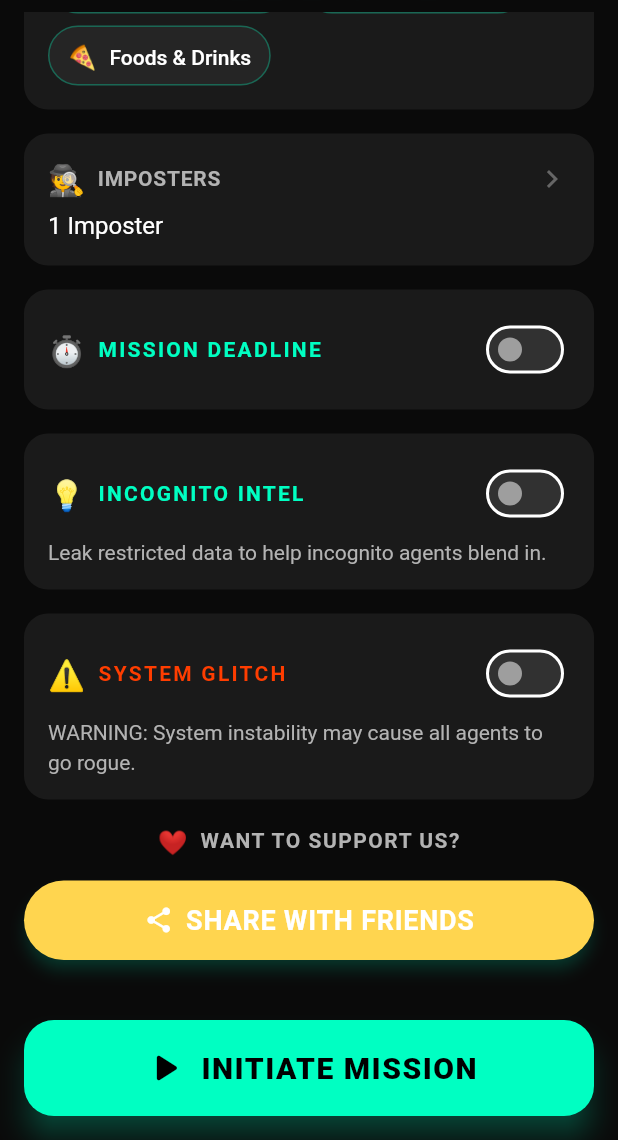
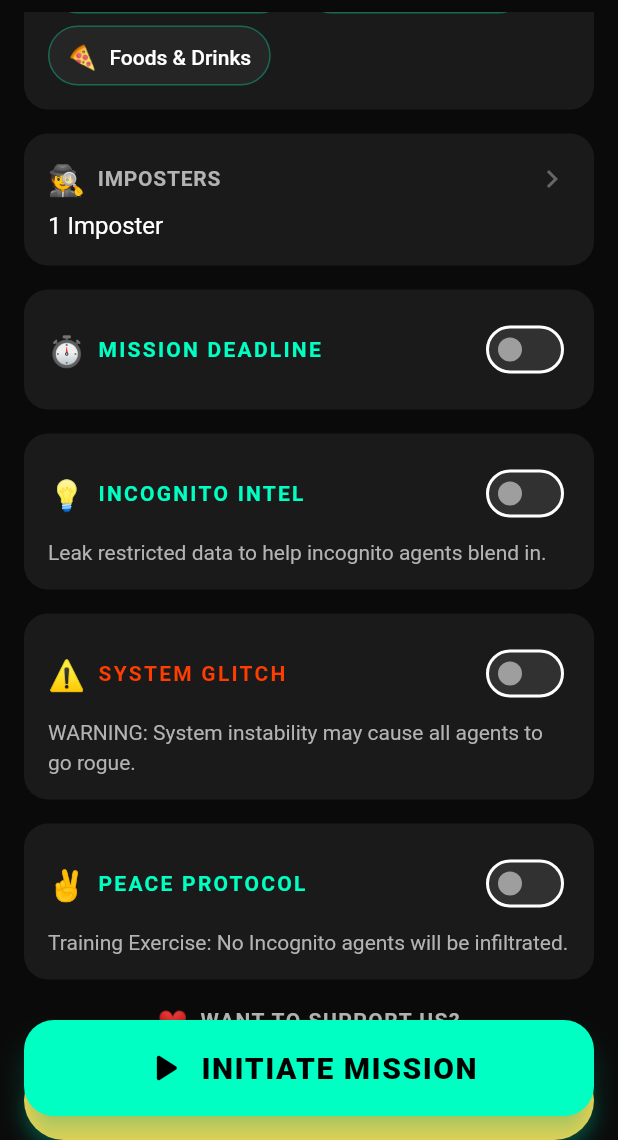
Before and after one commit to Vince0028/Impostor-game, a Flutter app: the HomeScreen screen opened directly, scrolled down 427 dp, on a phone screen of 412 x 824 dp, the part 96-1236 px from its top. Run offline on Flutter 3.47's test engine with Material 3 defaults, Android fonts, the phone set to English and light mode, and no system bars; our stand-ins replace flutter_dotenv, share_plus, supabase_flutter; accounts and stored records are empty.

Commit message:
adding new function new version

```diff
--- a/impostor_game/lib/models/game_state.dart
+++ b/impostor_game/lib/models/game_state.dart
@@ -57,6 +57,7 @@ class GameSettings {
   int timeLimitSeconds;
   bool imposterHintEnabled;
   bool trollModeEnabled;
+  bool allInnocentEnabled;
 
   GameSettings({
     this.imposterCount = 1,
@@ -64,6 +65,7 @@ class GameSettings {
     this.timeLimitSeconds = 60,
     this.imposterHintEnabled = false,
     this.trollModeEnabled = false,
+    this.allInnocentEnabled = false,
   });
 
   GameSettings copyWith({
@@ -72,6 +74,7 @@ class GameSettings {
     int? timeLimitSeconds,
     bool? imposterHintEnabled,
     bool? trollModeEnabled,
+    bool? allInnocentEnabled,
   }) {
     return GameSettings(
       imposterCount: imposterCount ?? this.imposterCount,
@@ -79,6 +82,7 @@ class GameSettings {
       timeLimitSeconds: timeLimitSeconds ?? this.timeLimitSeconds,
       imposterHintEnabled: imposterHintEnabled ?? this.imposterHintEnabled,
       trollModeEnabled: trollModeEnabled ?? this.trollModeEnabled,
+      allInnocentEnabled: allInnocentEnabled ?? this.allInnocentEnabled,
     );
   }
 }
--- a/impostor_game/lib/screens/home_screen.dart
+++ b/impostor_game/lib/screens/home_screen.dart
@@ -8,6 +8,7 @@ import '../widgets/categories_section.dart';
 import '../widgets/imposters_section.dart';
 import '../widgets/time_limit_section.dart';
 import '../widgets/imposter_hint_section.dart';
+import '../widgets/peace_mode_section.dart';
 import '../widgets/troll_mode_section.dart';
 import '../widgets/support_section.dart';
 import '../dialogs/how_to_play_dialog.dart';
@@ -62,6 +63,10 @@ class HomeScreen extends StatelessWidget {
 
                     // Troll Mode
                     const TrollModeSection(),
+                    const SizedBox(height: 16),
+
+                    // Peace Mode
+                    const PeaceModeSection(),
                     const SizedBox(height: 16),
 
                     // Support Section
--- /dev/null
+++ b/impostor_game/lib/widgets/peace_mode_section.dart
@@ -0,0 +1,53 @@
+import 'package:flutter/material.dart';
+import 'package:provider/provider.dart';
+import '../providers/game_provider.dart';
+import '../theme/app_theme.dart';
+import 'section_card.dart';
+
+class PeaceModeSection extends StatelessWidget {
+  const PeaceModeSection({super.key});
+
+  @override
+  Widget build(BuildContext context) {
+    return Consumer<GameProvider>(
+      builder: (context, provider, _) {
+        return SectionCard(
+          child: Column(
+            crossAxisAlignment: CrossAxisAlignment.start,
+            children: [
+              Row(
+                children: [
+                  const Text('✌️', style: TextStyle(fontSize: 20)),
+                  const SizedBox(width: 8),
+                  Text(
+                    'PEACE PROTOCOL',
+                    style: AppTheme.labelLarge.copyWith(
+                      color: AppTheme.primaryNeon,
+                      letterSpacing: 1.5,
+                    ),
+                  ),
+                  const Spacer(),
+                  Switch(
+                    value:
+                        (provider.settings.allInnocentEnabled as dynamic) ??
+                        false,
+                    onChanged: (value) {
+                      provider.toggleAllInnocent();
+                    },
+                    activeColor: AppTheme.primaryNeon,
+                    activeTrackColor: AppTheme.primaryNeon.withOpacity(0.3),
+                  ),
+                ],
+              ),
+              const SizedBox(height: 4),
+              Text(
+                'Training Exercise: No Incognito agents will be infiltrated.',
+                style: AppTheme.bodyMedium,
+              ),
+            ],
+          ),
+        );
+      },
+    );
+  }
+}
--- a/impostor_game/pubspec.yaml
+++ b/impostor_game/pubspec.yaml
@@ -2,7 +2,7 @@ name: impostor_game
 description: "Project Incognito - The ultimate cyberpunk party game where one agent is rogue!"
 publish_to: 'none'
 
-version: 1.0.0+1
+version: 1.0.3
 
 environment:
   sdk: ^3.10.1
```
Also changed, not shown: impostor_game/lib/providers/game_provider.dart (+25 -5 lines).
